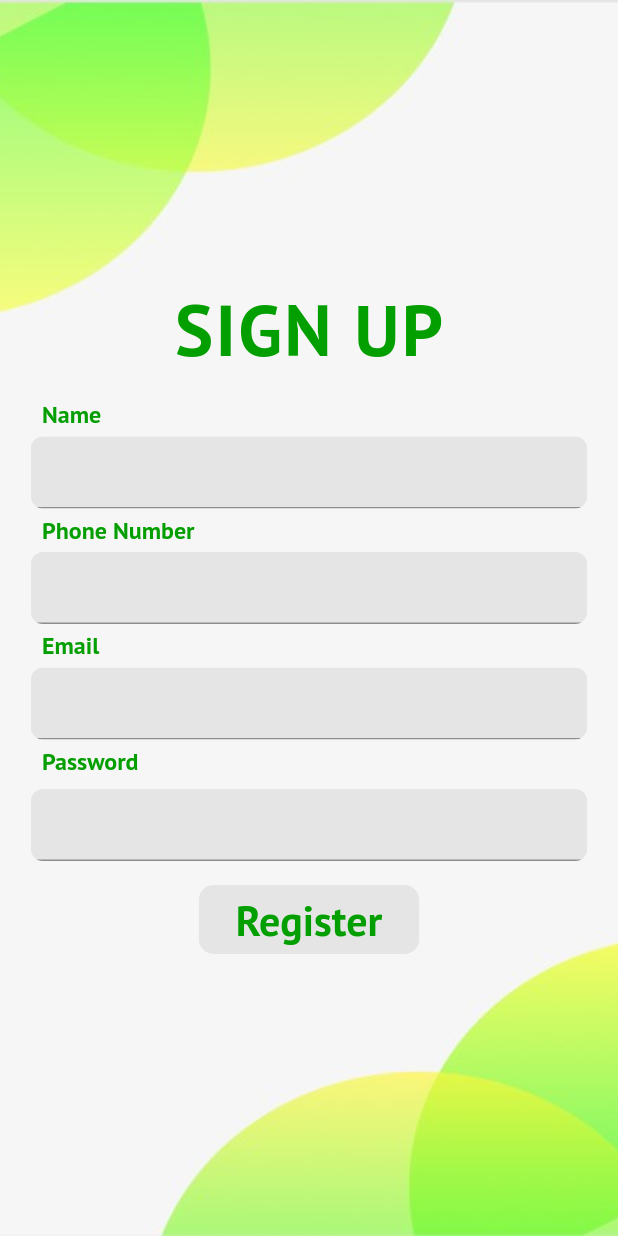
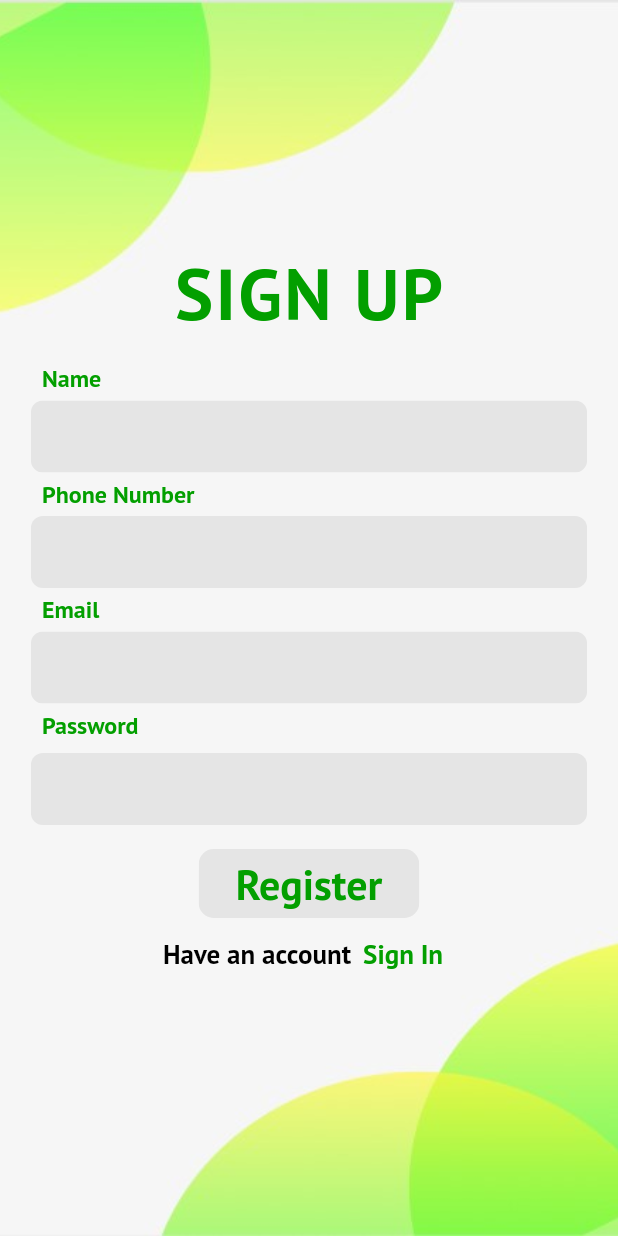
Before and after one commit to Avichal-Suneja/fiver_grocery_app, a Flutter app: what showSignUp() shows on an empty page, opened directly, on a phone screen of 412 x 824 dp. Run offline on Flutter 3.47's test engine with Material 2 defaults, Android fonts, the phone set to English and light mode, and no system bars; our stand-ins replace cloud_firestore, firebase_auth, firebase_core, get; accounts and stored records are empty.

Commit message:
AuthView validation and logic

```diff
--- a/lib/Models/Product.dart
+++ b/lib/Models/Product.dart
@@ -1,7 +1,7 @@
 class Product {
   int pid;
   String name;
-  Map<String, double> price;
+  Map<String, dynamic> price;
   String category;
   String image;
 
@@ -16,7 +16,7 @@ class Product {
     return Product(
       pid: json['pid'],
       name: json['name'],
-      price: json['price'],
+      price: Map<String, dynamic>.from(json['price']),
       category: json['category'],
       image: json['image']
     );
--- a/lib/Modules/Authentication/Bindings/auth_binding.dart
+++ b/lib/Modules/Authentication/Bindings/auth_binding.dart
@@ -1,9 +1,13 @@
 import 'package:get/get.dart';
 import 'package:grocery_app/Modules/Authentication/Controllers/auth_controller.dart';
+import 'package:grocery_app/Services/AuthService.dart';
+import 'package:grocery_app/Services/DatabaseService.dart';
 
 class AuthBinding extends Bindings{
   @override
   void dependencies() {
+    Get.put(AuthService());
+    Get.put(DatabaseService());
     Get.put(AuthController());
   }
 }
--- a/lib/Modules/Authentication/Views/auth_view.dart
+++ b/lib/Modules/Authentication/Views/auth_view.dart
@@ -8,22 +8,21 @@ class AuthView extends StatelessWidget {
   @override
   Widget build(BuildContext context) {
     final controller = Get.find<AuthController>();
-    return controller.signUpBool.value? showSignIn(controller) : showSignUp(controller);
+    return Obx(() => controller.signUpBool.value
+        ? showSignIn(controller)
+        : showSignUp(controller));
   }
 }
 
-Widget showSignIn(AuthController controller){
+Widget showSignIn(AuthController controller) {
+  final _formKey = GlobalKey<FormState>();
   return Scaffold(
-
-
     body: Container(
-
       decoration: BoxDecoration(
           image: DecorationImage(
-          image: AssetImage('assets/background.jpg'),
-              fit: BoxFit.cover
-        )
-      ),
+              image: AssetImage('assets/background.jpg'), fit: BoxFit.cover)),
+      child: Form(
+        key: _formKey,
         child: Column(
           mainAxisAlignment: MainAxisAlignment.center,
           crossAxisAlignment: CrossAxisAlignment.start,
@@ -43,12 +42,15 @@ Widget showSignIn(AuthController controller){
             SizedBox(height: 32),
             Padding(
               padding: const EdgeInsets.fromLTRB(28.0, 0, 0, 0),
-          child: Text('Email', style: TextStyle(
+              child: Text(
+                'Email',
+                style: TextStyle(
                   color: Color(0xff039f00),
                   fontWeight: FontWeight.bold,
                   fontSize: 16,
                   fontFamily: 'PTSans',
-          ),),
+                ),
+              ),
             ),
             SizedBox(height: 4),
             Center(
@@ -56,13 +58,15 @@ Widget showSignIn(AuthController controller){
                 borderRadius: BorderRadius.circular(8),
                 child: Container(
                   color: Color(0xffe5e5e5),
-              width: Get.width*0.9,
-              height: Get.height*0.07,
-              child: TextField(
+                  width: Get.width * 0.9,
+                  height: Get.height * 0.07,
+                  child: TextFormField(
+                    validator: (text) => text!.isEmpty? 'Email cannot be empty' : null,
                     decoration: InputDecoration(
+                      border: InputBorder.none,
                       focusedBorder: OutlineInputBorder(
-                    borderSide: BorderSide(color: Colors.green, width: 3.0)
-                  ),
+                          borderSide:
+                              BorderSide(color: Colors.green, width: 3.0)),
                     ),
                     controller: controller.emailController,
                   ),
@@ -72,13 +76,15 @@ Widget showSignIn(AuthController controller){
             SizedBox(height: 4),
             Padding(
               padding: const EdgeInsets.fromLTRB(28.0, 0, 0, 0),
-          child: Text('Password',style: TextStyle(
+              child: Text(
+                'Password',
+                style: TextStyle(
                   color: Color(0xff039f00),
                   fontWeight: FontWeight.bold,
                   fontSize: 16,
                   fontFamily: 'PTSans',
-
-          ),),
+                ),
+              ),
             ),
             SizedBox(height: 8),
             Center(
@@ -86,14 +92,16 @@ Widget showSignIn(AuthController controller){
                 borderRadius: BorderRadius.circular(8),
                 child: Container(
                   color: Color(0xffe5e5e5),
-              width: Get.width*0.9,
-              height: Get.height*0.07,
-              child: TextField(
+                  width: Get.width * 0.9,
+                  height: Get.height * 0.07,
+                  child: TextFormField(
+                    validator: (text) => text!.length<6? 'Password Should be at least 6 characters' : null,
                     obscureText: true,
                     decoration: InputDecoration(
+                      border: InputBorder.none,
                       focusedBorder: OutlineInputBorder(
-                      borderSide: BorderSide(color: Colors.green, width: 3.0)
-                  ),
+                          borderSide:
+                              BorderSide(color: Colors.green, width: 3.0)),
                     ),
                     controller: controller.passwordController,
                   ),
@@ -108,33 +116,40 @@ Widget showSignIn(AuthController controller){
                   height: 46,
                   width: 147,
                   child: ElevatedButton(
-              onPressed: controller.signIn,
+                    onPressed: () async {
+                      if(_formKey.currentState!.validate()){
+                        await controller.signIn();
+                      }
+                    },
                     style: ElevatedButton.styleFrom(
                         primary: Color(0xffe5e5e5),
                         shadowColor: Colors.black12,
-                elevation: 5
-              ),
-              child: Text('Sign In', style: TextStyle(
+                        elevation: 5),
+                    child: Text(
+                      'Sign In',
+                      style: TextStyle(
                         fontSize: 28,
                         color: Color(0xff039f00),
                         fontFamily: 'PTSans',
-              ),),
+                      ),
+                    ),
                   ),
                 ),
               ),
             ),
             SizedBox(height: 2),
-
             Row(
               mainAxisAlignment: MainAxisAlignment.center,
               children: [
-              Text('New User', style: TextStyle(
+                Text('New User',
+                    style: TextStyle(
                       color: Colors.black,
                       fontSize: 18,
                       fontFamily: 'PTSans',
                     )),
                 TextButton(
-                child: Text('Sign Up', style: TextStyle(
+                  child: Text('Sign Up',
+                      style: TextStyle(
                         color: Color(0xff039f00),
                         fontSize: 18,
                         fontWeight: FontWeight.bold,
@@ -147,19 +162,19 @@ Widget showSignIn(AuthController controller){
           ],
         ),
       ),
+    ),
   );
 }
 
-Widget showSignUp(AuthController controller){
+Widget showSignUp(AuthController controller) {
+  final _formKey = GlobalKey<FormState>();
   return Scaffold(
     body: Container(
-
       decoration: BoxDecoration(
           image: DecorationImage(
-      image: AssetImage('assets/background.jpg'),
-  fit: BoxFit.cover
-  )
-  ),
+              image: AssetImage('assets/background.jpg'), fit: BoxFit.cover)),
+      child: Form(
+        key: _formKey,
         child: Column(
             mainAxisAlignment: MainAxisAlignment.center,
             crossAxisAlignment: CrossAxisAlignment.start,
@@ -179,12 +194,15 @@ Widget showSignUp(AuthController controller){
               SizedBox(height: 16),
               Padding(
                 padding: const EdgeInsets.fromLTRB(28.0, 0, 0, 0),
-          child: Text('Name', style: TextStyle(
+                child: Text(
+                  'Name',
+                  style: TextStyle(
                     color: Color(0xff039f00),
                     fontWeight: FontWeight.bold,
                     fontSize: 16,
                     fontFamily: 'PTSans',
-          ),),
+                  ),
+                ),
               ),
               SizedBox(height: 4),
               Center(
@@ -192,12 +210,14 @@ Widget showSignUp(AuthController controller){
                   borderRadius: BorderRadius.circular(8),
                   child: Container(
                     color: Color(0xffe5e5e5),
-              width: Get.width*0.9,
-              child: TextField(
+                    width: Get.width * 0.9,
+                    child: TextFormField(
+                      validator: (text) => text!.length<3? 'Name should be at least 3 characters' : null,
                       decoration: InputDecoration(
+                        border: InputBorder.none,
                         focusedBorder: OutlineInputBorder(
-                      borderSide: BorderSide(color: Colors.green, width: 3.0)
-                  ),
+                            borderSide:
+                                BorderSide(color: Colors.green, width: 3.0)),
                       ),
                       controller: controller.nameController,
                     ),
@@ -207,12 +227,15 @@ Widget showSignUp(AuthController controller){
               SizedBox(height: 4),
               Padding(
                 padding: const EdgeInsets.fromLTRB(28.0, 0, 0, 0),
-          child: Text('Phone Number', style: TextStyle(
+                child: Text(
+                  'Phone Number',
+                  style: TextStyle(
                     color: Color(0xff039f00),
                     fontWeight: FontWeight.bold,
                     fontSize: 16,
                     fontFamily: 'PTSans',
-          ),),
+                  ),
+                ),
               ),
               SizedBox(height: 4),
               Center(
@@ -220,12 +243,14 @@ Widget showSignUp(AuthController controller){
                   borderRadius: BorderRadius.circular(8),
                   child: Container(
                     color: Color(0xffe5e5e5),
-              width: Get.width*0.9,
-              child: TextField(
+                    width: Get.width * 0.9,
+                    child: TextFormField(
+                      validator: (text) => text!.length!=10? 'Phone Number should be 10 characters' : null,
                       decoration: InputDecoration(
+                        border: InputBorder.none,
                         focusedBorder: OutlineInputBorder(
-                      borderSide: BorderSide(color: Colors.green, width: 3.0)
-                  ),
+                            borderSide:
+                                BorderSide(color: Colors.green, width: 3.0)),
                       ),
                       controller: controller.phoneController,
                     ),
@@ -235,12 +260,15 @@ Widget showSignUp(AuthController controller){
               SizedBox(height: 4),
               Padding(
                 padding: const EdgeInsets.fromLTRB(28.0, 0, 0, 0),
-          child: Text('Email', style: TextStyle(
+                child: Text(
+                  'Email',
+                  style: TextStyle(
                     color: Color(0xff039f00),
                     fontWeight: FontWeight.bold,
                     fontSize: 16,
                     fontFamily: 'PTSans',
-          ),),
+                  ),
+                ),
               ),
               SizedBox(height: 4),
               Center(
@@ -248,12 +276,14 @@ Widget showSignUp(AuthController controller){
                   borderRadius: BorderRadius.circular(8),
                   child: Container(
                     color: Color(0xffe5e5e5),
-              width: Get.width*0.9,
-              child: TextField(
+                    width: Get.width * 0.9,
+                    child: TextFormField(
+                      validator: (text) => text!.isEmpty? 'Email cannot be empty' : null,
                       decoration: InputDecoration(
+                        border: InputBorder.none,
                         focusedBorder: OutlineInputBorder(
-                      borderSide: BorderSide(color: Colors.green, width: 3.0)
-                  ),
+                            borderSide:
+                                BorderSide(color: Colors.green, width: 3.0)),
                       ),
                       controller: controller.emailController,
                     ),
@@ -263,12 +293,15 @@ Widget showSignUp(AuthController controller){
               SizedBox(height: 4),
               Padding(
                 padding: const EdgeInsets.fromLTRB(28.0, 0, 0, 0),
-          child: Text('Password',style: TextStyle(
+                child: Text(
+                  'Password',
+                  style: TextStyle(
                     color: Color(0xff039f00),
                     fontWeight: FontWeight.bold,
                     fontSize: 16,
                     fontFamily: 'PTSans',
-          ),),
+                  ),
+                ),
               ),
               SizedBox(height: 8),
               Center(
@@ -276,12 +309,14 @@ Widget showSignUp(AuthController controller){
                   borderRadius: BorderRadius.circular(8),
                   child: Container(
                     color: Color(0xffe5e5e5),
-              width: Get.width*0.9,
-              child: TextField(
+                    width: Get.width * 0.9,
+                    child: TextFormField(
+                      validator: (text) => text!.length<6? 'Password Should be at least 6 characters' : null,
                       decoration: InputDecoration(
+                        border: InputBorder.none,
                         focusedBorder: OutlineInputBorder(
-                      borderSide: BorderSide(color: Colors.green, width: 3.0)
-                  ),
+                            borderSide:
+                                BorderSide(color: Colors.green, width: 3.0)),
                       ),
                       obscureText: true,
                       controller: controller.passwordController,
@@ -297,22 +332,50 @@ Widget showSignUp(AuthController controller){
                     height: 46,
                     width: 147,
                     child: ElevatedButton(
-                onPressed: controller.signIn,
+                      onPressed: () async {
+                        if(_formKey.currentState!.validate()){
+                          await controller.signUp();
+                        }
+                      },
                       style: ElevatedButton.styleFrom(
                           primary: Color(0xffe5e5e5),
                           shadowColor: Colors.black12,
-                    elevation: 5
-                ),
-                child: Text('Register', style: TextStyle(
+                          elevation: 5),
+                      child: Text(
+                        'Register',
+                        style: TextStyle(
                           fontSize: 28,
                           color: Color(0xff039f00),
                           fontFamily: 'PTSans',
-                ),),
                         ),
                       ),
                     ),
                   ),
+                ),
+              ),
+              Row(
+                mainAxisAlignment: MainAxisAlignment.center,
+                children: [
+                  Text('Have an account',
+                      style: TextStyle(
+                        color: Colors.black,
+                        fontSize: 18,
+                        fontFamily: 'PTSans',
+                      )),
+                  TextButton(
+                    child: Text('Sign In',
+                        style: TextStyle(
+                          color: Color(0xff039f00),
+                          fontSize: 18,
+                          fontWeight: FontWeight.bold,
+                          fontFamily: 'PTSans',
+                        )),
+                    onPressed: controller.showSignUp,
+                  ),
+                ],
+              ),
             ]),
+      ),
     ),
   );
 }
--- a/lib/Modules/Home/Bindings/home_binding.dart
+++ b/lib/Modules/Home/Bindings/home_binding.dart
@@ -1,9 +1,13 @@
 import 'package:get/get.dart';
 import 'package:grocery_app/Modules/Home/Controllers/home_controller.dart';
+import 'package:grocery_app/Services/AuthService.dart';
+import 'package:grocery_app/Services/DatabaseService.dart';
 
 class HomeBindings extends Bindings{
   @override
   void dependencies() {
+    Get.put(AuthService());
+    Get.put(DatabaseService());
     Get.put(HomeController());
   }
 }
--- a/lib/Modules/Splash/Bindings/splash_binding.dart
+++ b/lib/Modules/Splash/Bindings/splash_binding.dart
@@ -1,13 +1,11 @@
 import 'package:get/get.dart';
 import 'package:grocery_app/Modules/Splash/Controllers/splash_controller.dart';
 import 'package:grocery_app/Services/AuthService.dart';
-import 'package:grocery_app/Services/DatabaseService.dart';
 
 class SplashBindings extends Bindings{
   @override
   void dependencies() {
     Get.put(AuthService());
     Get.put(SplashController());
-    Get.put(DatabaseService());
   }
 }
--- a/lib/Modules/Splash/Controllers/splash_controller.dart
+++ b/lib/Modules/Splash/Controllers/splash_controller.dart
@@ -5,8 +5,8 @@ class SplashController extends GetxController{
   final _auth = Get.find<AuthService>();
 
   checkLoggedInStatus() async {
-    await Future.delayed(Duration(seconds: 2), (){
-      _auth.currentUser!=null? Get.offAllNamed('/home') : Get.offAllNamed('/auth');
+    await Future.delayed(Duration(seconds: 2), () async {
+      _auth.currentUser?.uid!=null? Get.offAllNamed('/home') : Get.offAllNamed('/auth');
     });
   }
 }
```
Also changed, not shown: lib/Modules/Authentication/Controllers/auth_controller.dart (+19 -9 lines), lib/Modules/Home/Controllers/home_controller.dart (+11 -3 lines), lib/Modules/Home/Views/home_view.dart (+13 -2 lines), lib/Services/AuthService.dart (+6 -6 lines). Lines whose indentation alone changed are shown as unchanged.
